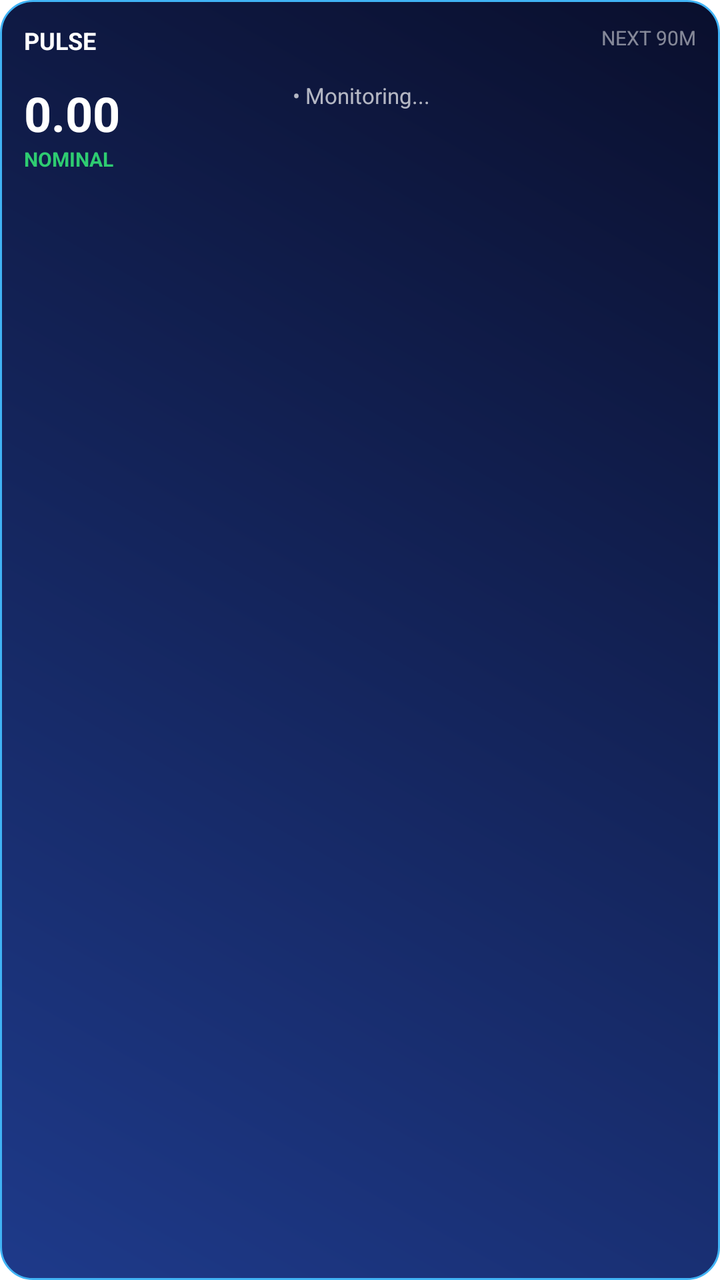
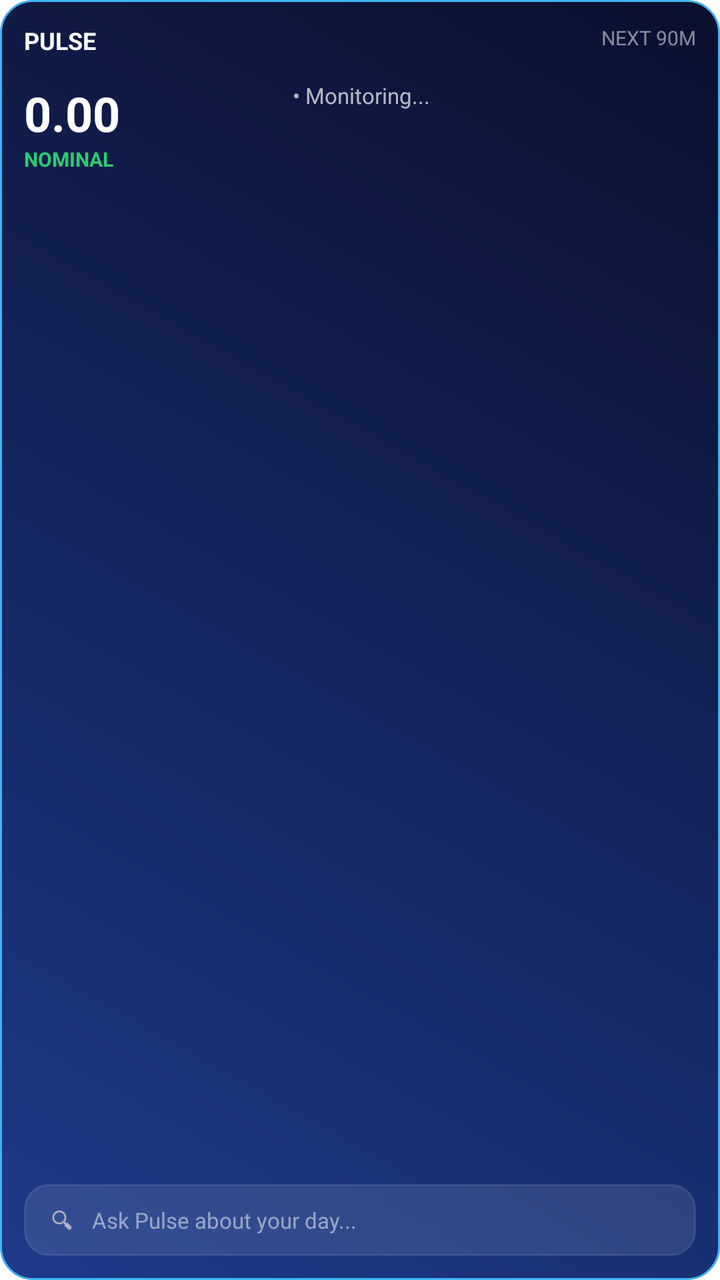

Compare the two renders of this Android layout. The source of the first and the diff that turns it into the second are given below.
<!-- AndroidManifest.xml: fallback theme Theme.MaterialComponents.DayNight.NoActionBar -->
<!-- res/layout/pulse_widget.xml -->
<?xml version="1.0" encoding="utf-8"?>
<RelativeLayout xmlns:android="http://schemas.android.com/apk/res/android"
    android:layout_width="match_parent"
    android:layout_height="match_parent"
    android:padding="12dp"
    android:background="@drawable/widget_background">

    <TextView
        android:id="@+id/widget_title"
        android:layout_width="wrap_content"
        android:layout_height="wrap_content"
        android:text="PULSE"
        android:textColor="#FFFFFF"
        android:textSize="12sp"
        android:textStyle="bold" />

    <TextView
        android:id="@+id/widget_time"
        android:layout_width="wrap_content"
        android:layout_height="wrap_content"
        android:layout_alignParentEnd="true"
        android:text="NEXT 90M"
        android:textColor="#80FFFFFF"
        android:textSize="10sp" />

    <LinearLayout
        android:layout_width="match_parent"
        android:layout_height="wrap_content"
        android:layout_below="@id/widget_title"
        android:layout_marginTop="12dp"
        android:orientation="horizontal">

        <LinearLayout
            android:layout_width="0dp"
            android:layout_height="wrap_content"
            android:layout_weight="1"
            android:orientation="vertical">

            <TextView
                android:id="@+id/widget_risk_score"
                android:layout_width="wrap_content"
                android:layout_height="wrap_content"
                android:text="0.00"
                android:textColor="#FFFFFF"
                android:textSize="24sp"
                android:textStyle="bold" />

            <TextView
                android:id="@+id/widget_risk_label"
                android:layout_width="wrap_content"
                android:layout_height="wrap_content"
                android:text="NOMINAL"
                android:textColor="#2ECC71"
                android:textSize="10sp"
                android:textStyle="bold" />
        </LinearLayout>

        <LinearLayout
            android:layout_width="0dp"
            android:layout_height="wrap_content"
            android:layout_weight="1.5"
            android:orientation="vertical">

            <TextView
                android:id="@+id/risk_1"
                android:layout_width="match_parent"
                android:layout_height="wrap_content"
                android:text="• Monitoring..."
                android:textColor="#B0FFFFFF"
                android:textSize="11sp" />

            <TextView
                android:id="@+id/risk_2"
                android:layout_width="match_parent"
                android:layout_height="wrap_content"
                android:layout_marginTop="4dp"
                android:text=""
                android:textColor="#B0FFFFFF"
                android:textSize="11sp" />

            <TextView
                android:id="@+id/risk_3"
                android:layout_width="match_parent"
                android:layout_height="wrap_content"
                android:layout_marginTop="4dp"
                android:text=""
                android:textColor="#B0FFFFFF"
                android:textSize="11sp" />
        </LinearLayout>
    </LinearLayout>
</RelativeLayout>
<!-- resources referenced by this layout -->
<resources>
  <!-- drawable widget_background (drawable) -->
  <?xml version="1.0" encoding="utf-8"?>
  <shape xmlns:android="http://schemas.android.com/apk/res/android">
      <gradient
          android:startColor="#1E3A8A"
          android:endColor="#0A0F2D" 
          android:angle="45" />
      <corners android:radius="16dp" />
      <stroke
          android:width="1dp"
          android:color="#40B3F5" />     
  </shape>
</resources>

<!-- the commit's change to res/layout/pulse_widget.xml (unified diff, before → after) -->
@@ -88,4 +88,31 @@
                 android:textSize="11sp" />
         </LinearLayout>
     </LinearLayout>
+
+    <LinearLayout
+        android:id="@+id/widget_ask_bar"
+        android:layout_width="match_parent"
+        android:layout_height="36dp"
+        android:layout_alignParentBottom="true"
+        android:layout_marginTop="12dp"
+        android:background="@drawable/widget_search_bar"
+        android:gravity="center_vertical"
+        android:orientation="horizontal"
+        android:paddingStart="12dp"
+        android:paddingEnd="12dp">
+
+        <ImageView
+            android:layout_width="14dp"
+            android:layout_height="14dp"
+            android:src="@android:drawable/ic_menu_search"
+            android:tint="#80FFFFFF" />
+
+        <TextView
+            android:layout_width="wrap_content"
+            android:layout_height="wrap_content"
+            android:layout_marginStart="8dp"
+            android:text="Ask Pulse about your day..."
+            android:textColor="#80FFFFFF"
+            android:textSize="11sp" />
+    </LinearLayout>
 </RelativeLayout>
<!-- resource entries referenced after the edit -->
@@ -12,5 +12,15 @@
           android:width="1dp"
           android:color="#40B3F5" />     
   </shape>
+  <!-- drawable widget_search_bar (drawable) -->
+  <?xml version="1.0" encoding="utf-8"?>
+  <shape xmlns:android="http://schemas.android.com/apk/res/android"
+      android:shape="rectangle">
+      <solid android:color="#1AFFFFFF" />
+      <corners android:radius="12dp" />
+      <stroke
+          android:width="1dp"
+          android:color="#1AFFFFFF" />
+  </shape>
 </resources>
 
